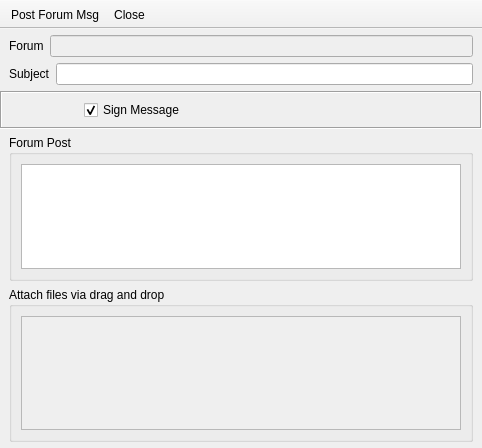
First picture: the form in retroshare-gui/src/gui/forums/CreateForumMsg.ui, repository RetroShare/RetroShare, before the edit.
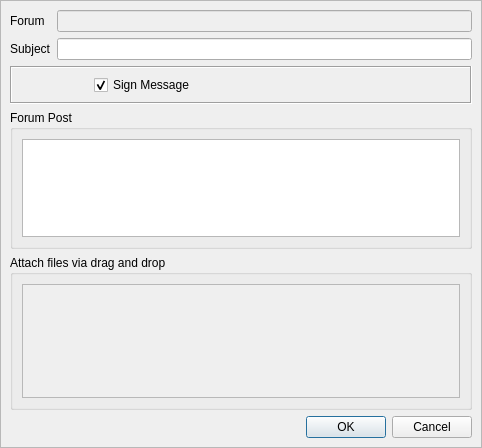
Second picture: the form after the edit. Icons and pictures are not drawn. Custom widgets are drawn as their Qt base class.

Commit message: Changed window CreateForumMsg from QMainWindow to QDialog.

```diff
--- a/retroshare-gui/src/gui/forums/CreateForumMsg.ui
+++ b/retroshare-gui/src/gui/forums/CreateForumMsg.ui
@@ -1,7 +1,7 @@
 <?xml version="1.0" encoding="UTF-8"?>
 <ui version="4.0">
  <class>CreateForumMsg</class>
- <widget class="QMainWindow" name="CreateForumMsg">
+ <widget class="QDialog" name="CreateForumMsg">
   <property name="geometry">
    <rect>
     <x>0</x>
@@ -17,21 +17,27 @@
    <iconset resource="../images.qrc">
     <normaloff>:/images/rstray3.png</normaloff>:/images/rstray3.png</iconset>
   </property>
-  <property name="toolButtonStyle">
-   <enum>Qt::ToolButtonTextUnderIcon</enum>
-  </property>
-  <widget class="QWidget" name="centralwidget">
-   <layout class="QGridLayout" name="gridLayout_5">
-    <property name="margin">
-     <number>0</number>
-    </property>
+  <layout class="QVBoxLayout" name="verticalLayout">
     <property name="spacing">
      <number>0</number>
     </property>
-    <item row="0" column="0">
-     <layout class="QGridLayout" name="gridLayout_4">
-      <item row="0" column="0">
-       <widget class="QFrame" name="frame_4">
+   <property name="margin">
+    <number>0</number>
+   </property>
+   <item>
+    <widget class="HeaderFrame" name="headerFrame"/>
+   </item>
+   <item>
+    <widget class="QFrame" name="frame">
+     <property name="frameShape">
+      <enum>QFrame::StyledPanel</enum>
+     </property>
+     <property name="frameShadow">
+      <enum>QFrame::Raised</enum>
+     </property>
+     <layout class="QVBoxLayout" name="verticalLayout_2">
+      <item>
+       <widget class="QFrame" name="subjectFrame">
         <property name="frameShape">
          <enum>QFrame::NoFrame</enum>
         </property>
@@ -39,48 +45,37 @@
          <enum>QFrame::Raised</enum>
         </property>
         <layout class="QGridLayout" name="gridLayout_3">
-         <property name="topMargin">
-          <number>6</number>
-         </property>
-         <property name="bottomMargin">
-          <number>6</number>
+         <property name="margin">
+          <number>0</number>
          </property>
          <item row="0" column="0">
-          <layout class="QHBoxLayout">
-           <item>
-            <widget class="QLabel" name="label_2">
+          <widget class="QLabel" name="forumLabel">
              <property name="text">
               <string>Forum</string>
              </property>
             </widget>
            </item>
-           <item>
+         <item row="0" column="1">
             <widget class="QLineEdit" name="forumName">
              <property name="enabled">
               <bool>false</bool>
              </property>
             </widget>
            </item>
-          </layout>
-         </item>
          <item row="1" column="0">
-          <layout class="QHBoxLayout">
-           <item>
-            <widget class="QLabel" name="label">
+          <widget class="QLabel" name="subjectLabel">
              <property name="text">
               <string>Subject</string>
              </property>
             </widget>
            </item>
-           <item>
+         <item row="1" column="1">
             <widget class="QLineEdit" name="forumSubject"/>
            </item>
           </layout>
-         </item>
-        </layout>
        </widget>
       </item>
-      <item row="1" column="0">
+      <item>
        <widget class="QFrame" name="toolBarFrame">
         <property name="maximumSize">
          <size>
@@ -206,23 +201,8 @@
         </layout>
        </widget>
       </item>
-      <item row="2" column="0">
-       <widget class="QFrame" name="frame_3">
-        <property name="frameShape">
-         <enum>QFrame::NoFrame</enum>
-        </property>
-        <property name="frameShadow">
-         <enum>QFrame::Raised</enum>
-        </property>
-        <layout class="QGridLayout" name="gridLayout_2">
-         <property name="topMargin">
-          <number>6</number>
-         </property>
-         <property name="bottomMargin">
-          <number>6</number>
-         </property>
-         <item row="0" column="0">
-          <widget class="QGroupBox" name="groupBox">
+      <item>
+       <widget class="QGroupBox" name="messageGroupBox">
            <property name="title">
             <string>Forum Post</string>
            </property>
@@ -244,8 +224,8 @@
            </layout>
           </widget>
          </item>
-         <item row="1" column="0">
-          <widget class="QGroupBox" name="groupBox_2">
+      <item>
+       <widget class="QGroupBox" name="hashGroupBox">
            <property name="title">
             <string>Attach files via drag and drop</string>
            </property>
@@ -269,49 +249,25 @@
            </layout>
           </widget>
          </item>
-        </layout>
+      <item>
+       <widget class="QDialogButtonBox" name="buttonBox">
+        <property name="standardButtons">
+         <set>QDialogButtonBox::Cancel|QDialogButtonBox::Ok</set>
+        </property>
        </widget>
       </item>
      </layout>
-    </item>
-   </layout>
-  </widget>
-  <widget class="QToolBar" name="toolBar">
-   <property name="windowTitle">
-    <string notr="true">toolBar</string>
-   </property>
-   <property name="movable">
-    <bool>false</bool>
-   </property>
-   <attribute name="toolBarArea">
-    <enum>TopToolBarArea</enum>
-   </attribute>
-   <attribute name="toolBarBreak">
-    <bool>false</bool>
-   </attribute>
-   <addaction name="postmessage_action"/>
-   <addaction name="close_action"/>
-  </widget>
-  <action name="postmessage_action">
-   <property name="icon">
-    <iconset resource="../images.qrc">
-     <normaloff>:/images/mail_send24.png</normaloff>:/images/mail_send24.png</iconset>
-   </property>
-   <property name="text">
-    <string>Post Forum Msg</string>
-   </property>
-  </action>
-  <action name="close_action">
-   <property name="icon">
-    <iconset resource="../images.qrc">
-     <normaloff>:/images/button_cancel.png</normaloff>:/images/button_cancel.png</iconset>
-   </property>
-   <property name="text">
-    <string>Close</string>
-   </property>
-  </action>
+    </widget>
+   </item>
+  </layout>
  </widget>
  <customwidgets>
+  <customwidget>
+   <class>HeaderFrame</class>
+   <extends>QFrame</extends>
+   <header>gui/common/HeaderFrame.h</header>
+   <container>1</container>
+  </customwidget>
   <customwidget>
    <class>HashBox</class>
    <extends>QScrollArea</extends>
```
Lines whose indentation alone changed are shown as unchanged. The commit also changes 3 other files.
